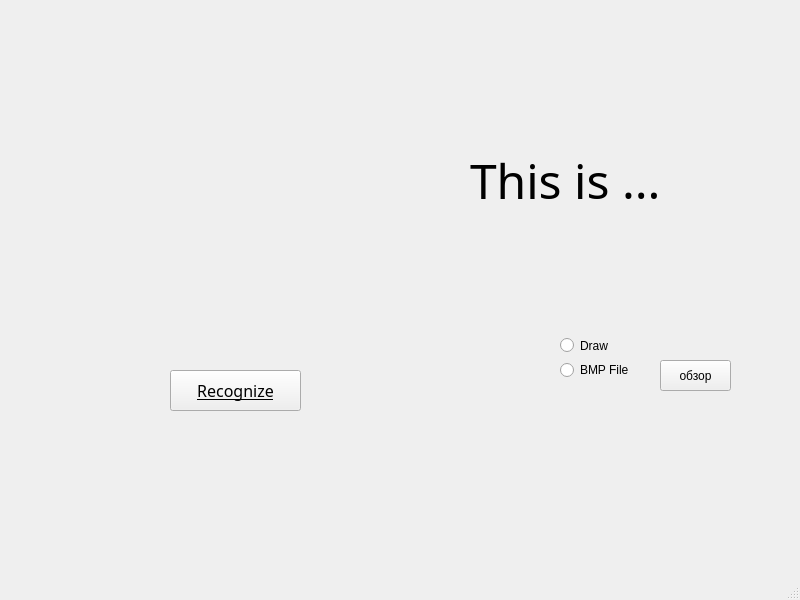
Old version of the form qt/mainwindow.ui in the repository den1sssss/MLP.
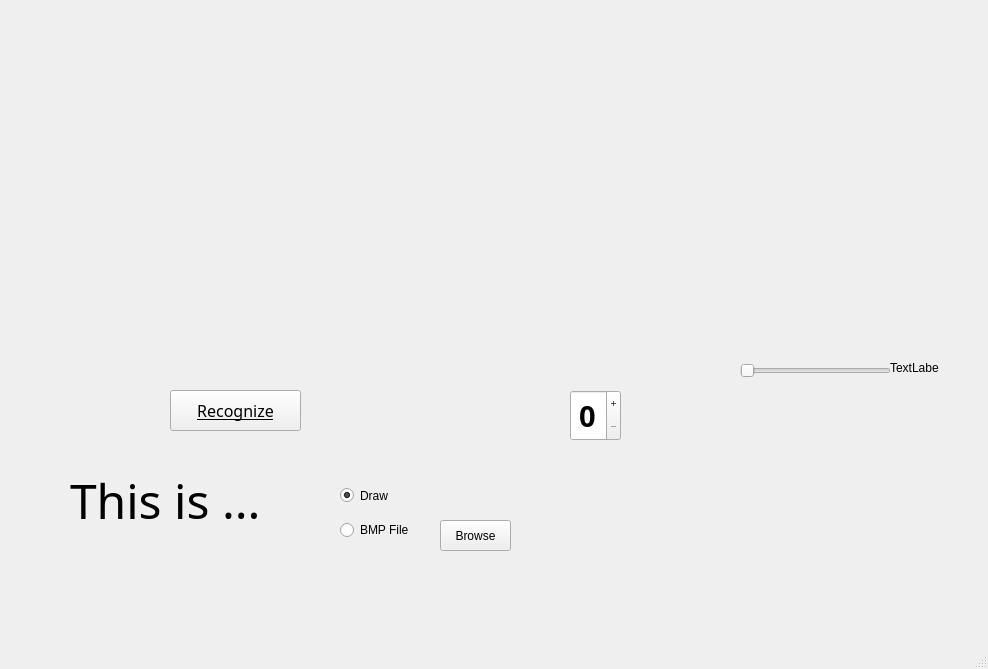
New version of the form. Custom widgets are drawn as their Qt base class.

The edit to the form file:
```diff
--- a/qt/mainwindow.ui
+++ b/qt/mainwindow.ui
@@ -6,8 +6,8 @@
    <rect>
     <x>0</x>
     <y>0</y>
-    <width>800</width>
-    <height>600</height>
+    <width>988</width>
+    <height>669</height>
    </rect>
   </property>
   <property name="windowTitle">
@@ -17,10 +17,10 @@
    <widget class="Form" name="widget" native="true">
     <property name="geometry">
      <rect>
-      <x>0</x>
-      <y>0</y>
-      <width>421</width>
-      <height>341</height>
+      <x>10</x>
+      <y>10</y>
+      <width>451</width>
+      <height>361</height>
      </rect>
     </property>
    </widget>
@@ -28,7 +28,7 @@
     <property name="geometry">
      <rect>
       <x>170</x>
-      <y>370</y>
+      <y>390</y>
       <width>131</width>
       <height>41</height>
      </rect>
@@ -47,8 +47,8 @@
    <widget class="QLabel" name="label">
     <property name="geometry">
      <rect>
-      <x>470</x>
-      <y>110</y>
+      <x>70</x>
+      <y>430</y>
       <width>271</width>
       <height>141</height>
      </rect>
@@ -66,8 +66,8 @@
    <widget class="QRadioButton" name="radioButton">
     <property name="geometry">
      <rect>
-      <x>560</x>
-      <y>330</y>
+      <x>340</x>
+      <y>480</y>
       <width>89</width>
       <height>31</height>
      </rect>
@@ -75,12 +75,15 @@
     <property name="text">
      <string>Draw</string>
     </property>
+    <property name="checked">
+     <bool>true</bool>
+    </property>
    </widget>
    <widget class="QRadioButton" name="radioButton_2">
     <property name="geometry">
      <rect>
-      <x>560</x>
-      <y>360</y>
+      <x>340</x>
+      <y>520</y>
       <width>89</width>
       <height>20</height>
      </rect>
@@ -92,14 +95,76 @@
    <widget class="QPushButton" name="pushButton_2">
     <property name="geometry">
      <rect>
-      <x>660</x>
-      <y>360</y>
+      <x>440</x>
+      <y>520</y>
       <width>71</width>
       <height>31</height>
      </rect>
     </property>
     <property name="text">
-     <string>обзор</string>
+     <string>Browse</string>
+    </property>
+   </widget>
+   <widget class="QSlider" name="horizontalSlider">
+    <property name="geometry">
+     <rect>
+      <x>740</x>
+      <y>360</y>
+      <width>151</width>
+      <height>22</height>
+     </rect>
+    </property>
+    <property name="orientation">
+     <enum>Qt::Horizontal</enum>
+    </property>
+   </widget>
+   <widget class="QLabel" name="label_2">
+    <property name="geometry">
+     <rect>
+      <x>890</x>
+      <y>360</y>
+      <width>49</width>
+      <height>16</height>
+     </rect>
+    </property>
+    <property name="text">
+     <string>TextLabel</string>
+    </property>
+   </widget>
+   <widget class="QSpinBox" name="spinBox">
+    <property name="geometry">
+     <rect>
+      <x>570</x>
+      <y>390</y>
+      <width>51</width>
+      <height>51</height>
+     </rect>
+    </property>
+    <property name="font">
+     <font>
+      <family>Yu Gothic UI Semibold</family>
+      <pointsize>22</pointsize>
+      <bold>true</bold>
+     </font>
+    </property>
+    <property name="layoutDirection">
+     <enum>Qt::LeftToRight</enum>
+    </property>
+    <property name="alignment">
+     <set>Qt::AlignCenter</set>
+    </property>
+    <property name="buttonSymbols">
+     <enum>QAbstractSpinBox::PlusMinus</enum>
+    </property>
+   </widget>
+   <widget class="QCustomPlot" name="widget_2" native="true">
+    <property name="geometry">
+     <rect>
+      <x>540</x>
+      <y>20</y>
+      <width>431</width>
+      <height>321</height>
+     </rect>
     </property>
    </widget>
   </widget>
@@ -122,6 +187,12 @@
    <header>form.h</header>
    <container>1</container>
   </customwidget>
+  <customwidget>
+   <class>QCustomPlot</class>
+   <extends>QWidget</extends>
+   <header location="global">qcustomplot.h</header>
+   <container>1</container>
+  </customwidget>
  </customwidgets>
  <resources/>
  <connections/>
```
Left out of the diff: 2 changed lines with no effect on the pictures.
